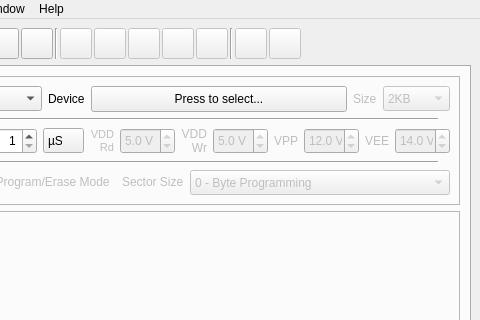
Old version of the form software/usbflashprog/ui/mainwindow.ui in the repository robsonsmartins/usbflashprog; both pictures show x 197 to 677 and y 0 to 320 of the 677 by 842 pixel window.
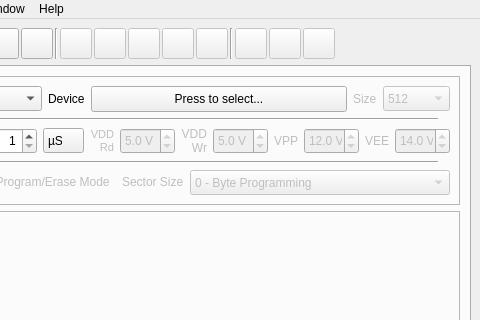
New version of the form. Icons and pictures are not drawn.

Patch:
```diff
--- a/software/usbflashprog/ui/mainwindow.ui
+++ b/software/usbflashprog/ui/mainwindow.ui
@@ -365,6 +365,29 @@
          </property>
         </widget>
        </item>
+       <item>
+        <widget class="QToolButton" name="btnProtect">
+         <property name="enabled">
+          <bool>false</bool>
+         </property>
+         <property name="toolTip">
+          <string>Protect</string>
+         </property>
+         <property name="text">
+          <string notr="true"/>
+         </property>
+         <property name="icon">
+          <iconset resource="../resources/resources.qrc">
+           <normaloff>:/toolicons/action-protect.ico</normaloff>:/toolicons/action-protect.ico</iconset>
+         </property>
+         <property name="iconSize">
+          <size>
+           <width>24</width>
+           <height>24</height>
+          </size>
+         </property>
+        </widget>
+       </item>
        <item>
         <spacer name="horizontalSpacer_6">
          <property name="orientation">
@@ -531,8 +554,18 @@
                     </size>
                    </property>
                    <property name="currentText">
-                    <string notr="true">2KB</string>
+                    <string notr="true">512</string>
                    </property>
+                   <item>
+                    <property name="text">
+                     <string notr="true">512</string>
+                    </property>
+                   </item>
+                   <item>
+                    <property name="text">
+                     <string notr="true">1KB</string>
+                    </property>
+                   </item>
                    <item>
                     <property name="text">
                      <string notr="true">2KB</string>
```
Left out of the diff: 336 changed lines with no effect on the pictures.
